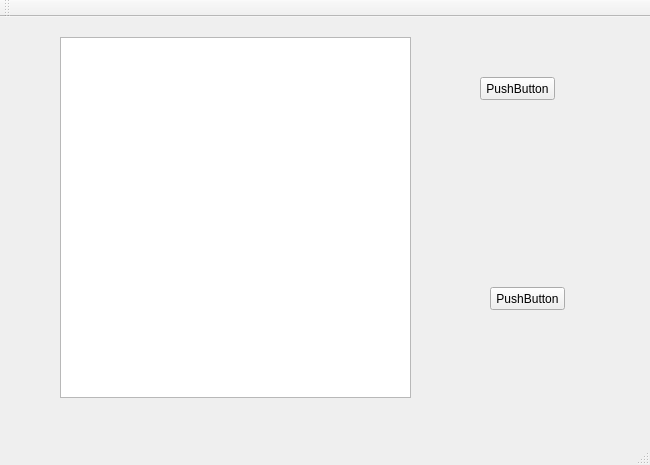
adigyran/FestService, file mainwindow.ui: the form before one commit.
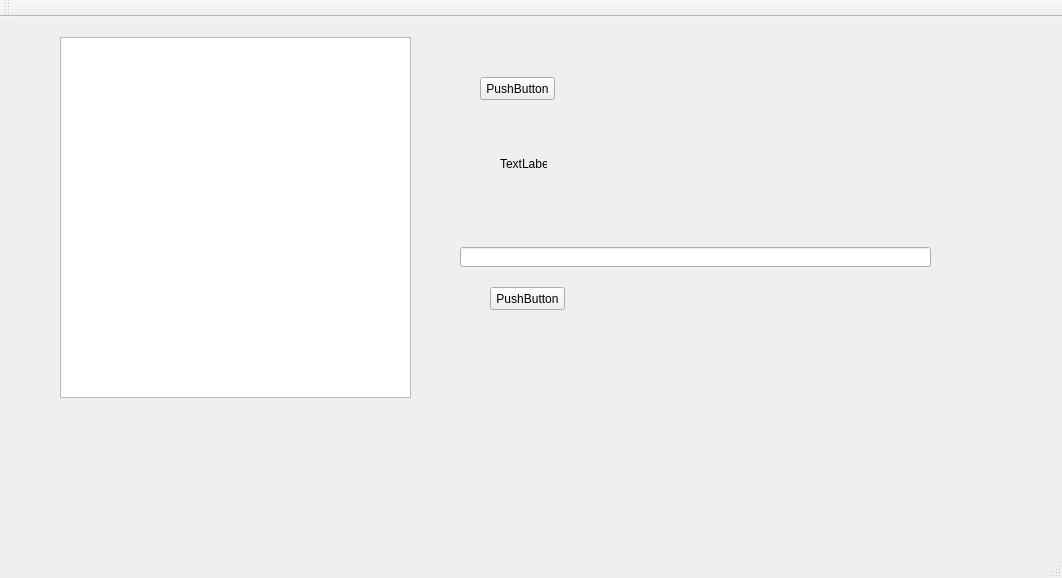
The form after the commit.

```diff
--- a/mainwindow.ui
+++ b/mainwindow.ui
@@ -6,8 +6,8 @@
    <rect>
     <x>0</x>
     <y>0</y>
-    <width>650</width>
-    <height>465</height>
+    <width>1062</width>
+    <height>578</height>
    </rect>
   </property>
   <property name="windowTitle">
@@ -50,6 +50,29 @@
      </rect>
     </property>
    </widget>
+   <widget class="QLabel" name="label">
+    <property name="geometry">
+     <rect>
+      <x>500</x>
+      <y>140</y>
+      <width>47</width>
+      <height>13</height>
+     </rect>
+    </property>
+    <property name="text">
+     <string>TextLabel</string>
+    </property>
+   </widget>
+   <widget class="QLineEdit" name="lineEdit">
+    <property name="geometry">
+     <rect>
+      <x>460</x>
+      <y>230</y>
+      <width>471</width>
+      <height>20</height>
+     </rect>
+    </property>
+   </widget>
    <zorder>pushButton_2</zorder>
    <zorder>pushButton</zorder>
    <zorder>textEdit</zorder>
```
Left out of the diff: 4 changed lines with no effect on the pictures.
